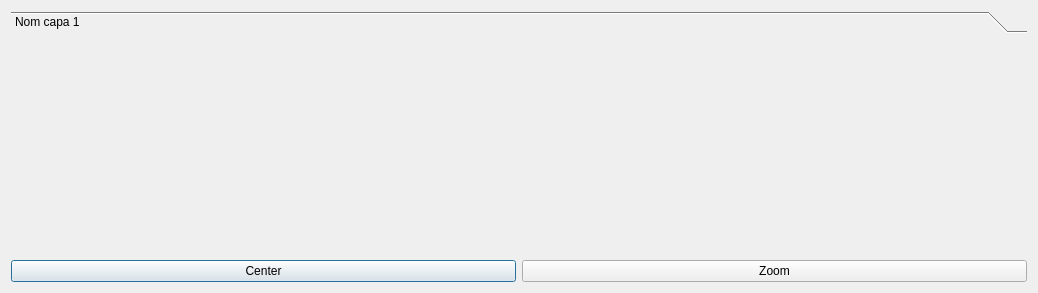
Qt form ui/info_plus_dialog.ui (psigcat/infoplus) before a commit.
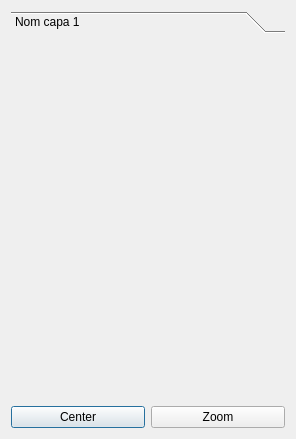
The same form after that commit.

The edit to the form file:
```diff
--- a/ui/info_plus_dialog.ui
+++ b/ui/info_plus_dialog.ui
@@ -6,8 +6,8 @@
    <rect>
     <x>0</x>
     <y>0</y>
-    <width>1038</width>
-    <height>293</height>
+    <width>296</width>
+    <height>439</height>
    </rect>
   </property>
   <property name="windowTitle">
@@ -24,8 +24,8 @@
        <rect>
         <x>0</x>
         <y>0</y>
-        <width>1020</width>
-        <height>209</height>
+        <width>278</width>
+        <height>355</height>
        </rect>
       </property>
       <attribute name="label">
```
